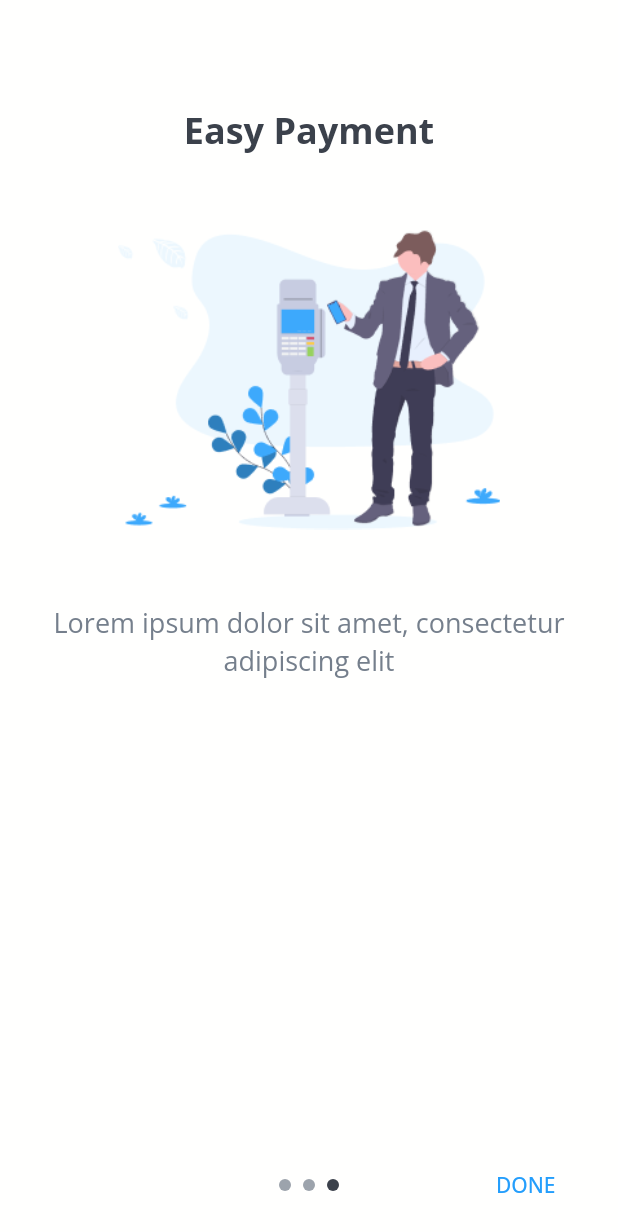
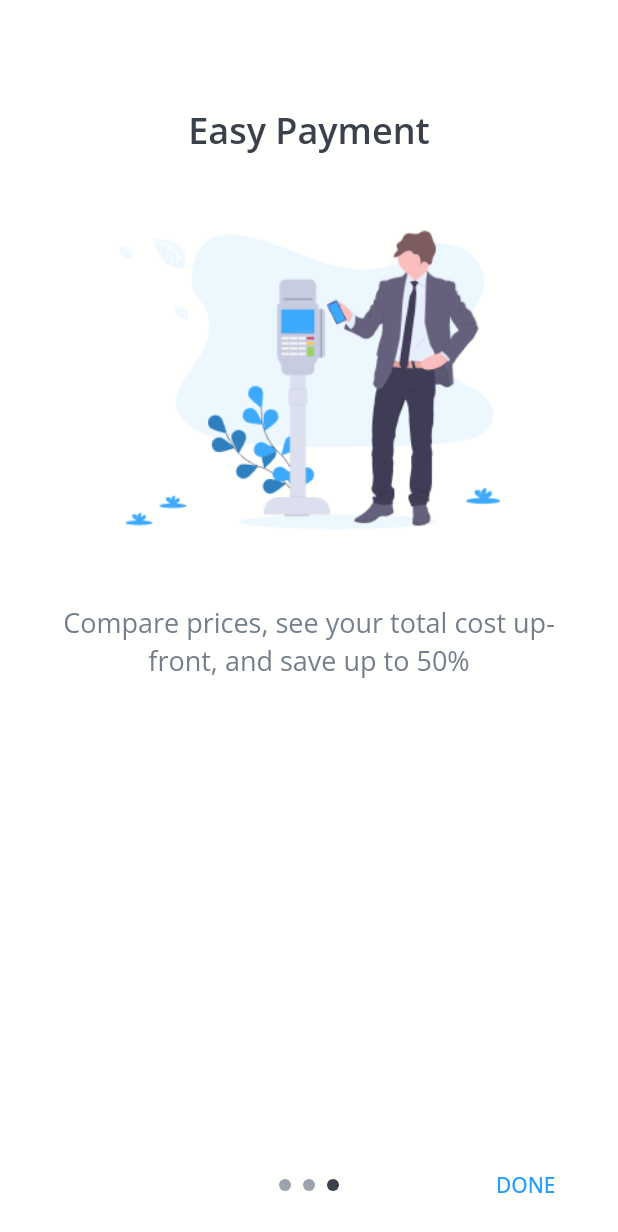
Before and after one commit to CNDvn/ParkingApp-Mobile, a Flutter app: the IntroSliderPage widget shown alone on an empty page, opened directly, swiped to page 3, on a phone screen of 412 x 824 dp. Shown: the top 1232 px of the screen. Run offline on Flutter 3.47's test engine with Material 2 defaults, Android fonts, the phone set to English and light mode, and no system bars; drawn by our look-alikes of intro_slider.

Commit message:
update welcome page

```diff
--- a/lib/configs/themes/app_text_style.dart
+++ b/lib/configs/themes/app_text_style.dart
@@ -12,10 +12,15 @@ class AppTextStyles {
     fontSize: 32,
     color: AppColor.blackText
   );
-  static final h2 = TextStyle(
+  static final h2White = TextStyle(
     fontWeight: FontWeight.w600,
     fontSize: 24,
     color: AppColor.whiteText
+  );
+  static final h2Black = TextStyle(
+    fontWeight: FontWeight.w600,
+    fontSize: 24,
+    color: AppColor.blackText
   );
    static final h3 = TextStyle(
     fontWeight: FontWeight.w500,
--- a/lib/constants/assets_path.dart
+++ b/lib/constants/assets_path.dart
@@ -2,7 +2,7 @@ class AssetPath {
   static const String prePath = "assets/images";
   static const String posterCity = '$prePath/city.png';
   static const String logo = '$prePath/logo.png';
-  static const String welcome1 = '$prePath/welcome1.png';
-  static const String welcome2 = '$prePath/welcome2.png';
-  static const String welcome3 = '$prePath/welcome3.png';
+  static const String welcomeOne = '$prePath/welcome1.png';
+  static const String welcomeTwo = '$prePath/welcome2.png';
+  static const String welcomeThree = '$prePath/welcome3.png';
 }
--- /dev/null
+++ b/lib/view/welcome/data_slides.dart
@@ -0,0 +1,36 @@
+import 'package:flutter/material.dart';
+import 'package:parkingappmobile/configs/themes/app_color.dart';
+import 'package:parkingappmobile/constants/assets_path.dart';
+
+class Slides {
+  final String title, description, pathImage;
+
+  const Slides({
+    required this.title,
+    required this.description,
+    required this.pathImage,
+  });
+}
+
+List<Slides> dataSlides = [
+  Slides(
+      title: 'Best Parking Spots',
+      description: 'Reserve a space with a few taps and skip the parking hunt',
+      pathImage: AssetPath.welcomeOne),
+  Slides(
+      title: 'Quick Navigation',
+      description: 'Park your car in seconds and go do your thing',
+      pathImage: AssetPath.welcomeTwo),
+  Slides(
+      title: 'Easy Payment',
+      description:
+          'Compare prices, see your total cost up-front, and save up to 50%',
+      pathImage: AssetPath.welcomeThree),
+];
+
+ButtonStyle dotButtonStyle() {
+  return ButtonStyle(
+    shape: MaterialStateProperty.all<OutlinedBorder>(StadiumBorder()),
+    overlayColor: MaterialStateProperty.all<Color>(AppColor.blueBackground),
+  );
+}
--- a/lib/view/welcome/intro_slider.dart
+++ b/lib/view/welcome/intro_slider.dart
@@ -2,7 +2,8 @@ import 'package:flutter/material.dart';
 import 'package:intro_slider/intro_slider.dart';
 import 'package:intro_slider/slide_object.dart';
 import 'package:parkingappmobile/configs/themes/app_color.dart';
-import 'package:parkingappmobile/constants/assets_path.dart';
+import 'package:parkingappmobile/configs/themes/app_text_style.dart';
+import 'package:parkingappmobile/view/welcome/data_slides.dart';
 
 class IntroSliderPage extends StatefulWidget {
   const IntroSliderPage({Key? key}) : super(key: key);
@@ -19,39 +20,19 @@ class _IntroSliderPageState extends State<IntroSliderPage> {
     // TODO: implement initState
     super.initState();
 
-    slides.add(
-      new Slide(
-        title: 'Best Parking Spots',
-        styleTitle: TextStyle(
-            color: AppColor.blackText, fontSize: 24.0, fontWeight: FontWeight.bold),
-        description: 'Lorem ipsum dolor sit amet, consectetur adipiscing elit',
-        styleDescription: TextStyle(color: AppColor.greyText, fontSize: 18.0),
-        pathImage: '${AssetPath.welcome1}',
-        backgroundColor: AppColor.whiteBackground,
-      ),
-    );
-    slides.add(
-      new Slide(
-        title: 'Quick Navigation',
-        styleTitle: TextStyle(
-            color: AppColor.blackText, fontSize: 24.0, fontWeight: FontWeight.bold),
-        description: 'Lorem ipsum dolor sit amet, consectetur adipiscing elit',
-        styleDescription: TextStyle(color: AppColor.greyText, fontSize: 18.0),
-        pathImage: '${AssetPath.welcome2}',
-        backgroundColor: AppColor.whiteBackground,
-      ),
-    );
-    slides.add(
-      new Slide(
-        title: 'Easy Payment',
-        styleTitle: TextStyle(
-            color: AppColor.blackText, fontSize: 24.0, fontWeight: FontWeight.bold),
-        description: 'Lorem ipsum dolor sit amet, consectetur adipiscing elit',
-        styleDescription: TextStyle(color: AppColor.greyText, fontSize: 18.0),
-        pathImage: '${AssetPath.welcome3}',
-        backgroundColor: AppColor.whiteBackground,
-      ),
-    );
+    dataSlides.forEach((slide) => {
+          slides.add(
+            new Slide(
+              title: slide.title,
+              styleTitle: AppTextStyles.h2Black,
+              description: slide.description,
+              styleDescription:
+                  TextStyle(color: AppColor.greyText, fontSize: 18.0),
+              pathImage: slide.pathImage,
+              backgroundColor: AppColor.whiteBackground,
+            ),
+          )
+        });
   }
 
   void onDonePress() {
@@ -59,13 +40,6 @@ class _IntroSliderPageState extends State<IntroSliderPage> {
     //   context,
     //   MaterialPageRoute(builder: (context) => HomePage()),
     // );
-  }
-
-  ButtonStyle myButtonStyle() {
-    return ButtonStyle(
-      shape: MaterialStateProperty.all<OutlinedBorder>(StadiumBorder()),
-      overlayColor: MaterialStateProperty.all<Color>(AppColor.blueBackground),
-    );
   }
 
   @override
@@ -79,21 +53,21 @@ class _IntroSliderPageState extends State<IntroSliderPage> {
         'SKIP',
         style: TextStyle(color: AppColor.blueBackground),
       ),
-      skipButtonStyle: myButtonStyle(),
+      skipButtonStyle: dotButtonStyle(),
 
       // Next button
       renderNextBtn: Text(
         'NEXT',
         style: TextStyle(color: AppColor.blueText),
       ),
-      nextButtonStyle: myButtonStyle(),
+      nextButtonStyle: dotButtonStyle(),
 
       // Done button
       renderDoneBtn: Text(
         'DONE',
         style: TextStyle(color: AppColor.blueText),
       ),
-      doneButtonStyle: myButtonStyle(),
+      doneButtonStyle: dotButtonStyle(),
       onDonePress: this.onDonePress,
 
       // Dot indicator
```
